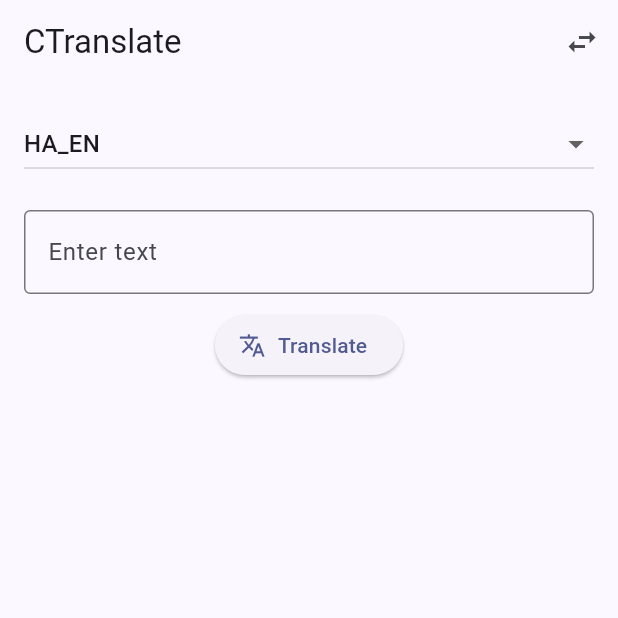
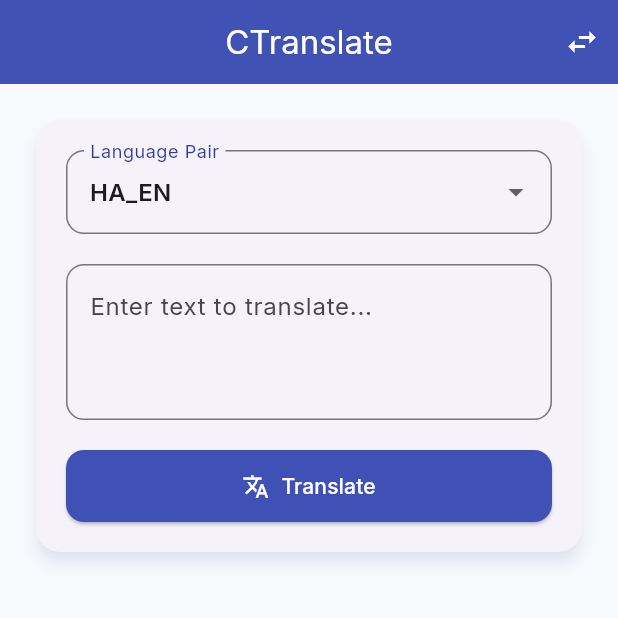
Before and after one commit to johncollinx/ctranslate_app, a Flutter app: the screen it shows after launch, on a phone screen of 412 x 824 dp, the top half of it. Run offline on Flutter 3.47's test engine with Material 3 defaults, Android fonts, the light colour scheme and no system bars; our stand-ins replace google_fonts.

Commit message:
Update main.dart

```diff
--- a/ctranslate/lib/main.dart
+++ b/ctranslate/lib/main.dart
@@ -1,16 +1,39 @@
 import 'package:flutter/material.dart';
+import 'package:google_fonts/google_fonts.dart';
 import 'translation_service.dart';
 
 void main() => runApp(const MyApp());
 
 class MyApp extends StatelessWidget {
   const MyApp({super.key});
+
   @override
   Widget build(BuildContext context) {
     return MaterialApp(
       title: 'CTranslate',
       debugShowCheckedModeBanner: false,
-      theme: ThemeData(useMaterial3: true, colorSchemeSeed: Colors.indigo),
+      theme: ThemeData(
+        useMaterial3: true,
+        colorSchemeSeed: Colors.indigo,
+        textTheme: GoogleFonts.interTextTheme(),
+        scaffoldBackgroundColor: const Color(0xFFF8F9FD),
+        appBarTheme: const AppBarTheme(
+          backgroundColor: Colors.indigo,
+          foregroundColor: Colors.white,
+          centerTitle: true,
+          elevation: 2,
+        ),
+        elevatedButtonTheme: ElevatedButtonThemeData(
+          style: ElevatedButton.styleFrom(
+            backgroundColor: Colors.indigo,
+            foregroundColor: Colors.white,
+            shape: RoundedRectangleBorder(
+              borderRadius: BorderRadius.circular(12),
+            ),
+            padding: const EdgeInsets.symmetric(horizontal: 20, vertical: 14),
+          ),
+        ),
+      ),
       home: const TranslatorPage(),
     );
   }
@@ -30,14 +53,7 @@
   String _selectedPair = 'ha_en';
   String _translatedText = '';
 
-  final List<String> _pairs = [
-    'ha_en',
-    'en_ha',
-    'yo_en',
-    'en_yo',
-    'ig_en',
-    'en_ig'
-  ];
+  final List<String> _pairs = ['ha_en', 'en_ha', 'yo_en', 'en_yo', 'ig_en', 'en_ig'];
 
   @override
   void initState() {
@@ -72,7 +88,7 @@
   Widget build(BuildContext context) {
     if (_isLoading) {
       return const Scaffold(
-        body: Center(child: CircularProgressIndicator()),
+        body: Center(child: CircularProgressIndicator(color: Colors.indigo)),
       );
     }
 
@@ -82,29 +98,47 @@
         actions: [
           IconButton(
             icon: const Icon(Icons.swap_horiz),
+            tooltip: "Swap Language Direction",
             onPressed: () {
-              // Flip direction (e.g., ha_en <-> en_ha)
               setState(() {
-                if (_selectedPair.contains('_')) {
                 final parts = _selectedPair.split('_');
                 _selectedPair = '${parts[1]}_${parts[0]}';
-                }
               });
             },
-          )
+          ),
         ],
       ),
-      body: Padding(
-        padding: const EdgeInsets.all(16),
+      body: AnimatedSwitcher(
+        duration: const Duration(milliseconds: 300),
+        child: Padding(
+          padding: const EdgeInsets.all(20),
+          child: ListView(
+            children: [
+              Card(
+                elevation: 4,
+                shadowColor: Colors.indigo.withOpacity(0.2),
+                shape: RoundedRectangleBorder(
+                  borderRadius: BorderRadius.circular(16),
+                ),
+                child: Padding(
+                  padding: const EdgeInsets.all(20),
                   child: Column(
+                    crossAxisAlignment: CrossAxisAlignment.stretch,
                     children: [
-            DropdownButton<String>(
+                      DropdownButtonFormField<String>(
                         value: _selectedPair,
-              isExpanded: true,
+                        decoration: InputDecoration(
+                          labelText: "Language Pair",
+                          labelStyle: TextStyle(color: Colors.indigo.shade700),
+                          border: OutlineInputBorder(
+                            borderRadius: BorderRadius.circular(12),
+                          ),
+                        ),
                         items: _pairs.map((pair) {
                           return DropdownMenuItem(
                             value: pair,
-                  child: Text(pair.toUpperCase()),
+                            child: Text(pair.toUpperCase(),
+                                style: const TextStyle(fontWeight: FontWeight.w600)),
                           );
                         }).toList(),
                         onChanged: (val) => setState(() => _selectedPair = val!),
@@ -112,24 +146,45 @@
                       const SizedBox(height: 20),
                       TextField(
                         controller: _inputCtrl,
-              decoration: const InputDecoration(
-                border: OutlineInputBorder(),
-                labelText: 'Enter text',
+                        maxLines: 3,
+                        decoration: InputDecoration(
+                          hintText: "Enter text to translate...",
+                          border: OutlineInputBorder(
+                            borderRadius: BorderRadius.circular(12),
                           ),
                         ),
-            const SizedBox(height: 10),
+                      ),
+                      const SizedBox(height: 20),
                       ElevatedButton.icon(
                         onPressed: _translate,
                         icon: const Icon(Icons.translate),
                         label: const Text('Translate'),
                       ),
+                    ],
+                  ),
+                ),
+              ),
               const SizedBox(height: 30),
-            Text(
+              if (_translatedText.isNotEmpty)
+                AnimatedContainer(
+                  duration: const Duration(milliseconds: 400),
+                  padding: const EdgeInsets.all(20),
+                  decoration: BoxDecoration(
+                    color: Colors.indigo.withOpacity(0.1),
+                    borderRadius: BorderRadius.circular(16),
+                  ),
+                  child: Text(
                     _translatedText,
-              style: const TextStyle(fontSize: 20, fontWeight: FontWeight.w500),
+                    style: GoogleFonts.inter(
+                      fontSize: 18,
+                      fontWeight: FontWeight.w600,
+                      color: Colors.indigo.shade900,
+                    ),
                     textAlign: TextAlign.center,
                   ),
+                ),
             ],
+          ),
         ),
       ),
     );
```
Lines whose indentation alone changed are shown as unchanged.
